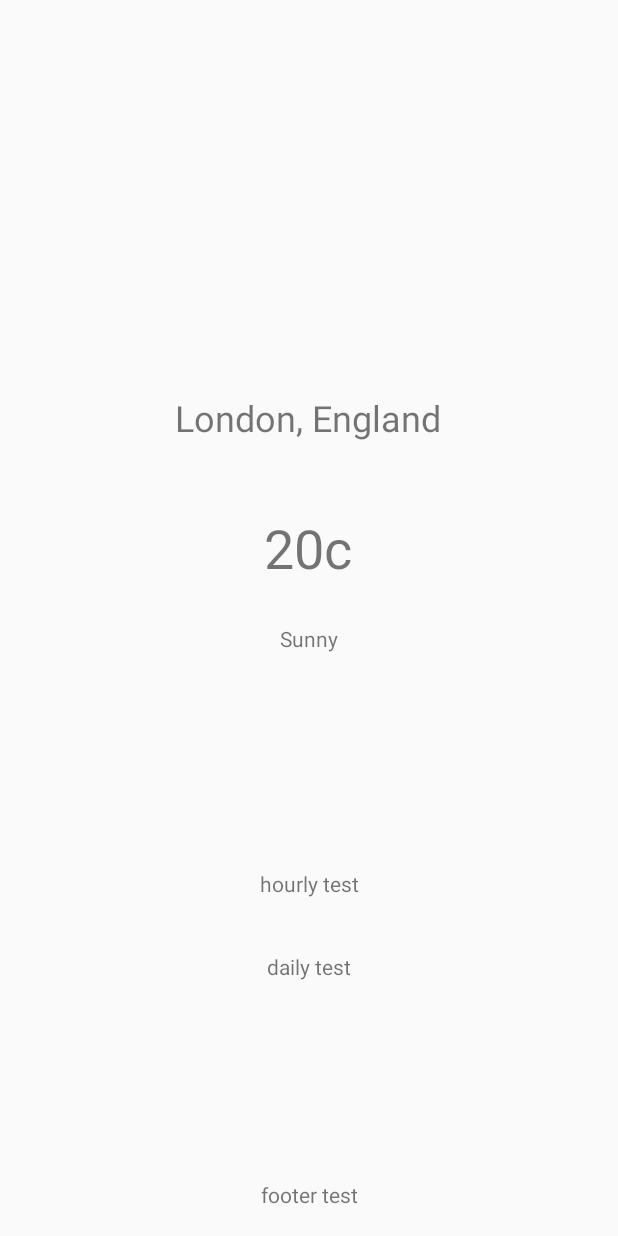
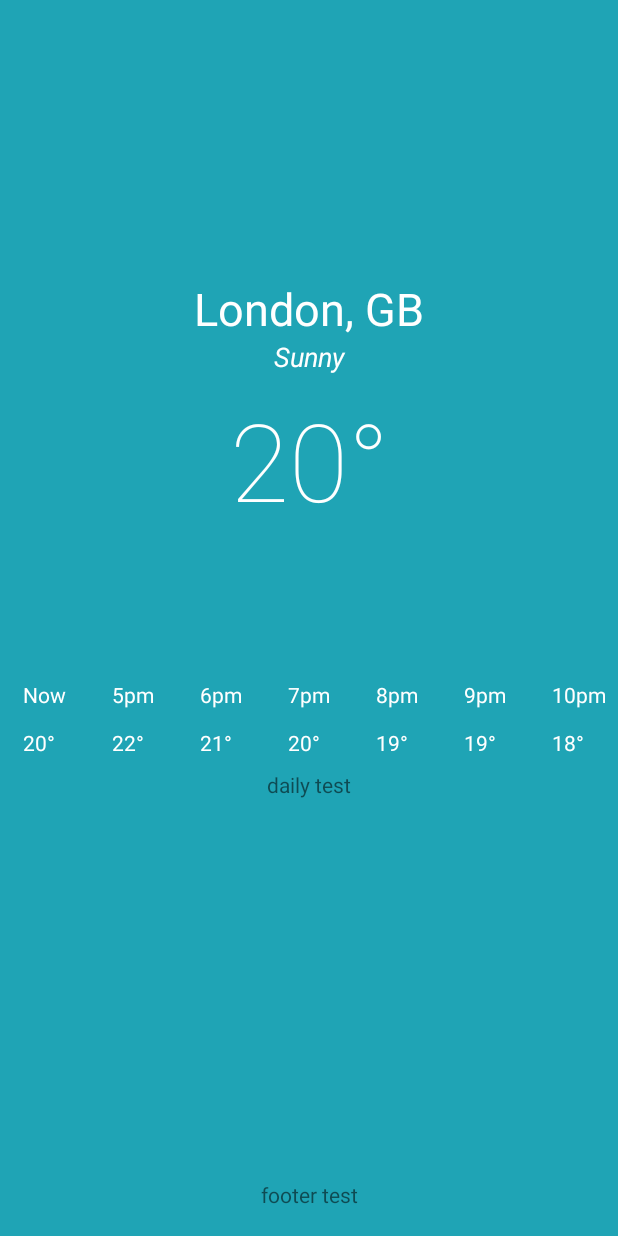
Before and after one commit to stefannovak/clear_weather, an Android app: the screen it shows after launch (MainActivity), on a phone screen of 412 x 824 dp. Run offline under Robolectric (Android 15) with nearby library versions, the phone set to English and light mode, and no system bars.

Commit message:
In the middle of the main view creation. A horizontal scroll view has been added that i'm very proud of. Going to add a scroll view for the daily forecast and a new text view above the hourly to display the day

```diff
--- a/app/src/main/java/com/stefanalexnovak/weatherapplication/MainActivity.kt
+++ b/app/src/main/java/com/stefanalexnovak/weatherapplication/MainActivity.kt
@@ -1,16 +1,12 @@
 package com.stefanalexnovak.weatherapplication
 
-import android.os.Build
 import android.os.Bundle
-import androidx.annotation.RequiresApi
 import androidx.appcompat.app.AppCompatActivity
 import com.google.gson.GsonBuilder
 import kotlinx.android.synthetic.main.activity_main.*
 import okhttp3.*
 import java.io.IOException
 import java.text.SimpleDateFormat
-import java.time.Instant
-import java.time.format.DateTimeFormatter
 import java.util.*
 import kotlin.math.roundToInt
 
@@ -52,7 +48,7 @@ class MainActivity : AppCompatActivity() {
 
                 cityText.text = locationText
                 tempText.text = tempNumber.toString() + "c"
-                hourlyTest.text = time.toString()
+//                hourlyScrollView.text = time.toString()
                 weatherSummaryText.text = weatherDescription
             }
         })
--- a/app/src/main/res/layout/activity_main.xml
+++ b/app/src/main/res/layout/activity_main.xml
@@ -4,52 +4,45 @@
     xmlns:tools="http://schemas.android.com/tools"
     android:layout_width="match_parent"
     android:layout_height="match_parent"
+    android:background="#1FA4B5"
     tools:context=".MainActivity">
 
     <TextView
         android:id="@+id/cityText"
-        android:layout_width="198dp"
-        android:layout_height="34dp"
+        android:layout_width="match_parent"
+        android:layout_height="40dp"
+        android:layout_marginTop="62dp"
+        android:fontFamily="sans-serif-thin"
         android:text="@string/cityName"
         android:textAlignment="center"
-        android:textSize="24sp"
-        app:layout_constraintBottom_toTopOf="@+id/tempText"
+        android:textColor="#FFFFFF"
+        android:textSize="30sp"
+        android:textStyle="bold"
+        app:layout_constraintBottom_toTopOf="@+id/weatherSummaryText"
         app:layout_constraintEnd_toEndOf="parent"
-        app:layout_constraintHorizontal_bias="0.497"
-        app:layout_constraintLeft_toLeftOf="parent"
-        app:layout_constraintRight_toRightOf="parent"
+        app:layout_constraintHorizontal_bias="0.0"
         app:layout_constraintStart_toStartOf="parent"
         app:layout_constraintTop_toTopOf="parent"
-        app:layout_constraintVertical_bias="0.854" />
+        app:layout_constraintVertical_bias="1.0" />
 
     <TextView
         android:id="@+id/tempText"
-        android:layout_width="118dp"
-        android:layout_height="63dp"
-        android:layout_marginBottom="12dp"
+        android:layout_width="155dp"
+        android:layout_height="103dp"
+        android:layout_marginBottom="92dp"
+        android:fontFamily="sans-serif-thin"
         android:text="@string/temperatureValue"
         android:textAlignment="center"
-        android:textSize="36sp"
-        app:layout_constraintBottom_toTopOf="@+id/weatherSummaryText"
+        android:textColor="#FFFFFF"
+        android:textSize="72sp"
+        app:layout_constraintBottom_toTopOf="@+id/horizontalScrollView"
         app:layout_constraintEnd_toEndOf="parent"
-        app:layout_constraintHorizontal_bias="0.498"
-        app:layout_constraintStart_toStartOf="parent" />
-
-    <TextView
-        android:id="@+id/hourlyTest"
-        android:layout_width="0dp"
-        android:layout_height="55dp"
-        android:text="@string/hourlyText"
-        android:textAlignment="center"
-        app:layout_constraintBottom_toTopOf="@+id/textView3"
-        app:layout_constraintEnd_toEndOf="parent"
-        app:layout_constraintHorizontal_bias="1.0"
         app:layout_constraintStart_toStartOf="parent" />
 
     <TextView
         android:id="@+id/textView3"
-        android:layout_width="0dp"
-        android:layout_height="152dp"
+        android:layout_width="411dp"
+        android:layout_height="273dp"
         android:text="@string/dailyText"
         android:textAlignment="center"
         app:layout_constraintBottom_toTopOf="@+id/textView4"
@@ -72,12 +65,138 @@
         android:id="@+id/weatherSummaryText"
         android:layout_width="0dp"
         android:layout_height="wrap_content"
-        android:layout_marginBottom="144dp"
+        android:layout_marginBottom="8dp"
+        android:fontFamily="sans-serif-thin"
         android:text="@string/weatherSummaryText"
         android:textAlignment="center"
-        app:layout_constraintBottom_toTopOf="@+id/hourlyTest"
+        android:textColor="#FFFFFF"
+        android:textSize="18sp"
+        android:textStyle="bold|italic"
+        app:layout_constraintBottom_toTopOf="@+id/tempText"
         app:layout_constraintEnd_toEndOf="parent"
         app:layout_constraintHorizontal_bias="0.0"
         app:layout_constraintStart_toStartOf="parent" />
 
+    <HorizontalScrollView
+        android:id="@+id/horizontalScrollView"
+        android:layout_width="0dp"
+        android:layout_height="60dp"
+        app:layout_constraintBottom_toTopOf="@+id/textView3"
+        app:layout_constraintEnd_toEndOf="parent"
+        app:layout_constraintHorizontal_bias="0.0"
+        app:layout_constraintStart_toStartOf="parent">
+
+        <LinearLayout
+            android:layout_width="wrap_content"
+            android:layout_height="match_parent">
+
+            <TextView
+                android:id="@+id/nowHour"
+                android:layout_width="wrap_content"
+                android:layout_height="wrap_content"
+                android:layout_marginLeft="15dp"
+                android:layout_marginRight="15dp"
+                android:layout_weight="1"
+                android:text="@string/nowHour"
+                android:textColor="#FFFFFF" />
+
+            <TextView
+                android:id="@+id/oneHour"
+                android:layout_width="wrap_content"
+                android:layout_height="wrap_content"
+                android:layout_marginLeft="15dp"
+                android:layout_marginRight="15dp"
+                android:layout_weight="1"
+                android:text="@string/oneHour"
+                android:textColor="#FFFFFF" />
+
+            <TextView
+                android:id="@+id/twoHour"
+                android:layout_width="wrap_content"
+                android:layout_height="wrap_content"
+                android:layout_marginLeft="15dp"
+                android:layout_marginRight="15dp"
+                android:layout_weight="1"
+                android:text="@string/twoHour"
+                android:textColor="#FFFFFF" />
+
+            <TextView
+                android:id="@+id/threeHour"
+                android:layout_width="wrap_content"
+                android:layout_height="wrap_content"
+                android:layout_marginLeft="15dp"
+                android:layout_marginRight="15dp"
+                android:layout_weight="1"
+                android:text="@string/threeHour"
+                android:textColor="#FFFFFF" />
+
+            <TextView
+                android:id="@+id/fourHour"
+                android:layout_width="wrap_content"
+                android:layout_height="wrap_content"
+                android:layout_marginLeft="15dp"
+                android:layout_marginRight="15dp"
+                android:layout_weight="1"
+                android:text="@string/fourHour"
+                android:textColor="#FFFFFF" />
+
+            <TextView
+                android:id="@+id/fiveHour"
+                android:layout_width="wrap_content"
+                android:layout_height="wrap_content"
+                android:layout_marginLeft="15dp"
+                android:layout_marginRight="15dp"
+                android:layout_weight="1"
+                android:text="@string/fiveHour"
+                android:textColor="#FFFFFF" />
+
+            <TextView
+                android:id="@+id/sixHour"
+                android:layout_width="wrap_content"
+                android:layout_height="wrap_content"
+                android:layout_marginLeft="15dp"
+                android:layout_marginRight="15dp"
+                android:layout_weight="1"
+                android:text="@string/sixHour"
+                android:textColor="#FFFFFF" />
+
+            <TextView
+                android:id="@+id/sevenHour"
+                android:layout_width="wrap_content"
+                android:layout_height="wrap_content"
+                android:layout_marginLeft="15dp"
+                android:layout_marginRight="15dp"
+                android:layout_weight="1"
+                android:text="@string/sevenHour"
+                android:textColor="#FFFFFF" />
+
+            <TextView
+                android:id="@+id/eightHour"
+                android:layout_width="wrap_content"
+                android:layout_height="wrap_content"
+                android:layout_marginLeft="15dp"
+                android:layout_marginRight="15dp"
+                android:layout_weight="1"
+                android:text="@string/eightHour"
+                android:textColor="#FFFFFF" />
+
+            <TextView
+                android:id="@+id/nineHour"
+                android:layout_width="wrap_content"
+                android:layout_height="wrap_content"
+                android:layout_marginLeft="15dp"
+                android:layout_marginRight="15dp"
+                android:layout_weight="1"
+                android:text="@string/nineHour"
+                android:textColor="#FFFFFF" />
+        </LinearLayout>
+    </HorizontalScrollView>
+
+    <androidx.constraintlayout.widget.Guideline
+        android:id="@+id/guideline"
+        android:layout_width="wrap_content"
+        android:layout_height="wrap_content"
+        android:orientation="vertical"
+        app:layout_constraintGuide_percent="0.05109489" />
+
 </androidx.constraintlayout.widget.ConstraintLayout>
--- a/app/src/main/res/values/strings.xml
+++ b/app/src/main/res/values/strings.xml
@@ -1,9 +1,19 @@
 <resources>
     <string name="app_name">Clear Skies</string>
-    <string name="cityName">London, England</string>
-    <string name="temperatureValue">20c</string>
+    <string name="cityName">London, GB</string>
+    <string name="temperatureValue">20°</string>
     <string name="hourlyText">hourly test</string>
     <string name="dailyText">daily test</string>
     <string name="footerText">footer test</string>
     <string name="weatherSummaryText">Sunny</string>
+    <string name="nowHour">Now\n\n20°</string>
+    <string name="oneHour">5pm\n\n22°</string>
+    <string name="twoHour">6pm\n\n21°</string>
+    <string name="threeHour">7pm\n\n20°</string>
+    <string name="fourHour">8pm\n\n19°</string>
+    <string name="fiveHour">9pm\n\n19°</string>
+    <string name="sixHour">10pm\n\n18°</string>
+    <string name="sevenHour">11pm\n\n18°</string>
+    <string name="eightHour">12am\n\n18°</string>
+    <string name="nineHour">1am\n\n17°</string>
 </resources>
```
